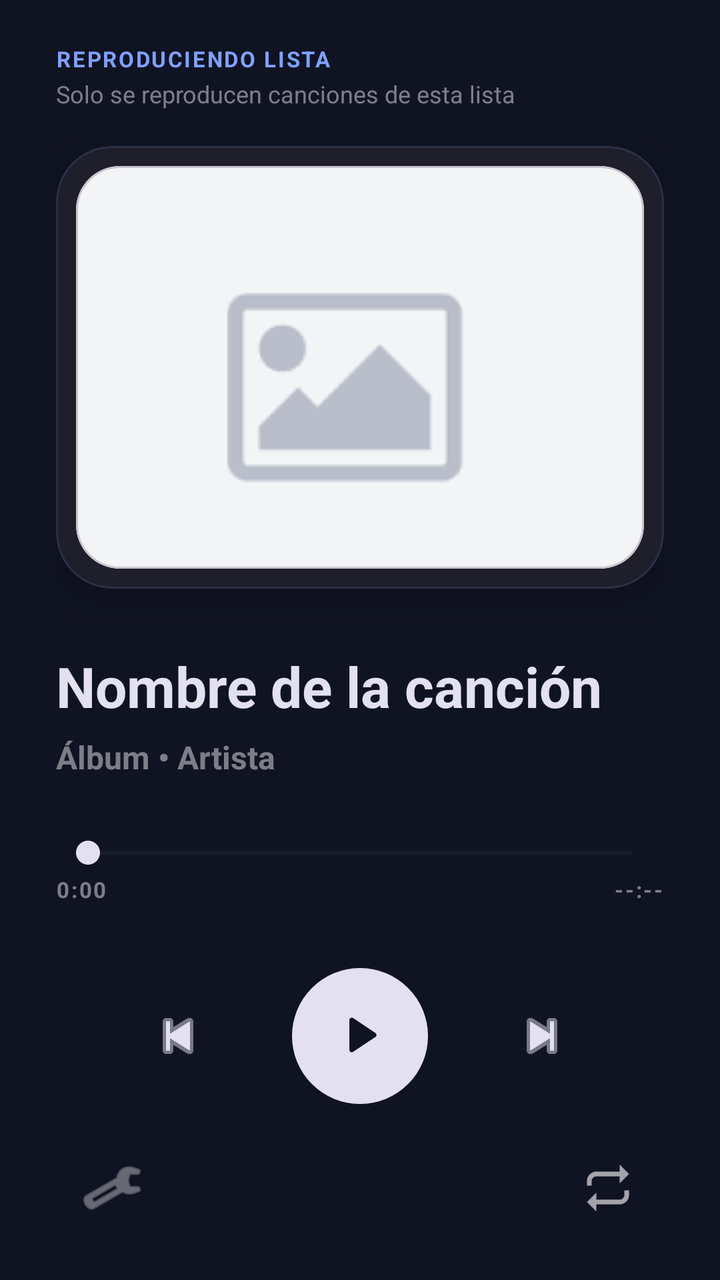
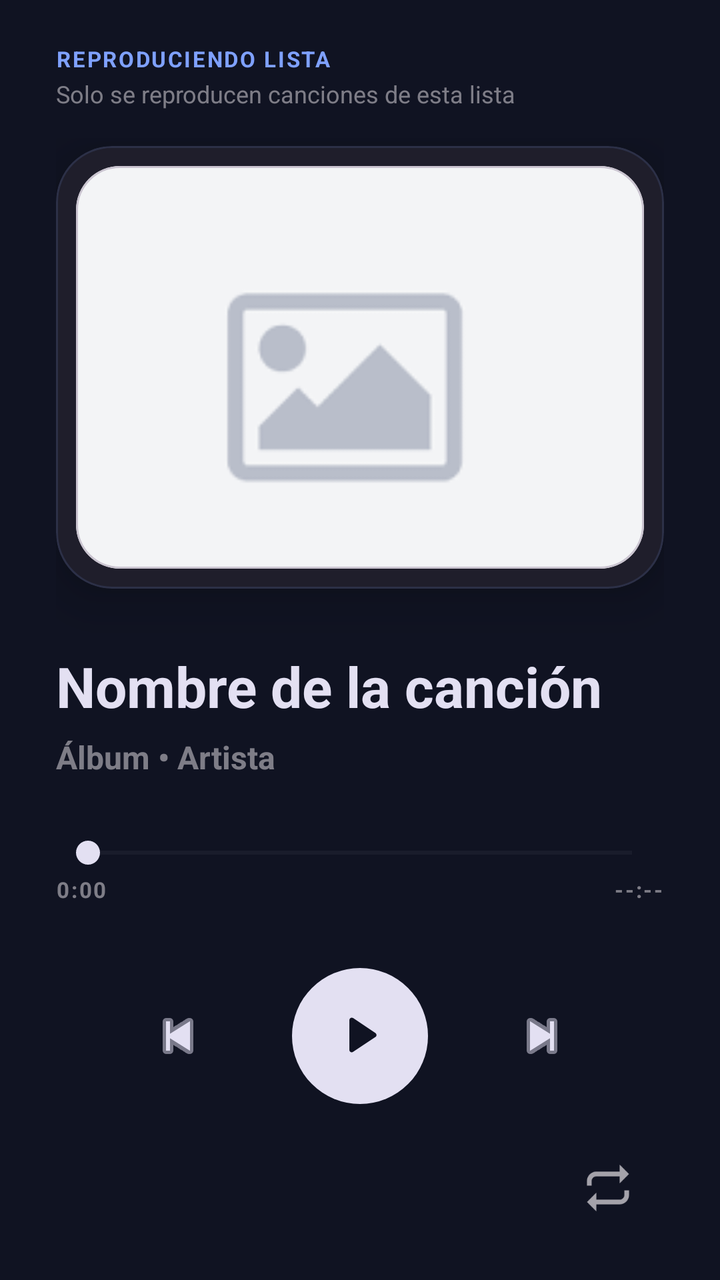

The first picture is an Android layout as it rendered before a commit; the second is the same layout after the commit. The layout source and the unified diff follow.
<!-- AndroidManifest.xml: application theme Theme.FDPDPlayer -->
<!-- res/layout/fragment_cancion_en_lista.xml -->
<?xml version="1.0" encoding="utf-8"?>
<LinearLayout xmlns:android="http://schemas.android.com/apk/res/android"
    xmlns:app="http://schemas.android.com/apk/res-auto"
    xmlns:tools="http://schemas.android.com/tools"
    android:layout_width="match_parent"
    android:layout_height="match_parent"
    android:background="#101322"
    android:orientation="vertical"
    android:paddingStart="28dp"
    android:paddingTop="22dp"
    android:paddingEnd="28dp"
    android:paddingBottom="22dp"
    tools:context=".fragments.internalFragments.itemFragments.CancionEnListaFragment">

    <LinearLayout
        android:layout_width="match_parent"
        android:layout_height="wrap_content"
        android:gravity="center_vertical"
        android:orientation="vertical"
        android:layout_marginBottom="14dp">

        <TextView
            android:id="@+id/tvEtiquetaLista"
            android:layout_width="match_parent"
            android:layout_height="wrap_content"
            android:text="REPRODUCIENDO LISTA"
            android:textColor="#7FA1FF"
            android:textSize="11sp"
            android:textStyle="bold"
            android:letterSpacing="0.08" />

        <TextView
            android:id="@+id/tvSubEtiquetaLista"
            android:layout_width="match_parent"
            android:layout_height="wrap_content"
            android:layout_marginTop="2dp"
            android:text="Solo se reproducen canciones de esta lista"
            android:textColor="#99C8C5CC"
            android:textSize="12sp" />

    </LinearLayout>

    <LinearLayout
        android:layout_width="match_parent"
        android:layout_height="0dp"
        android:layout_weight="1"
        android:gravity="center_horizontal"
        android:orientation="vertical">

        <com.google.android.material.card.MaterialCardView
            android:layout_width="match_parent"
            android:layout_height="0dp"
            android:layout_marginTop="4dp"
            android:layout_marginBottom="30dp"
            android:layout_weight="1"
            app:cardBackgroundColor="#1F1E2B"
            app:cardCornerRadius="28dp"
            app:cardElevation="14dp"
            app:strokeColor="#227FA1FF"
            app:strokeWidth="1dp">

            <FrameLayout
                android:layout_width="match_parent"
                android:layout_height="match_parent"
                android:padding="10dp">

                <com.google.android.material.card.MaterialCardView
                    android:layout_width="match_parent"
                    android:layout_height="match_parent"
                    app:cardBackgroundColor="#0D0D19"
                    app:cardCornerRadius="22dp"
                    app:cardElevation="0dp">

                    <ImageView
                        android:id="@+id/ivCaratula"
                        android:layout_width="match_parent"
                        android:layout_height="match_parent"
                        android:scaleType="centerCrop"
                        android:src="@drawable/imagenotfound" />

                </com.google.android.material.card.MaterialCardView>

            </FrameLayout>

        </com.google.android.material.card.MaterialCardView>

        <TextView
            android:id="@+id/tvNombreCancion"
            android:layout_width="match_parent"
            android:layout_height="wrap_content"
            android:ellipsize="end"
            android:maxLines="1"
            android:text="Nombre de la canción"
            android:textColor="#E3E0F2"
            android:textSize="28sp"
            android:textStyle="bold" />

        <TextView
            android:id="@+id/tvSubCancion"
            android:layout_width="match_parent"
            android:layout_height="wrap_content"
            android:layout_marginTop="6dp"
            android:ellipsize="end"
            android:maxLines="1"
            android:text="Álbum • Artista"
            android:textColor="#99C8C5CC"
            android:textSize="16sp"
            android:textStyle="bold" />

        <SeekBar
            android:id="@+id/seekBarProgreso"
            android:layout_width="match_parent"
            android:layout_height="wrap_content"
            android:layout_marginTop="28dp"
            android:max="100"
            android:progress="0"
            android:progressBackgroundTint="#26FFFFFF"
            android:progressTint="#7FA1FF"
            android:splitTrack="false"
            android:thumbTint="#E3E0F2" />

        <LinearLayout
            android:layout_width="match_parent"
            android:layout_height="wrap_content"
            android:layout_marginTop="2dp"
            android:gravity="center_vertical"
            android:orientation="horizontal">

            <TextView
                android:id="@+id/tvTiempoActual"
                android:layout_width="0dp"
                android:layout_height="wrap_content"
                android:layout_weight="1"
                android:letterSpacing="0.08"
                android:text="0:00"
                android:textColor="#99C8C5CC"
                android:textSize="11sp"
                android:textStyle="bold" />

            <TextView
                android:id="@+id/tvTiempoFinal"
                android:layout_width="wrap_content"
                android:layout_height="wrap_content"
                android:letterSpacing="0.08"
                android:text="--:--"
                android:textColor="#99C8C5CC"
                android:textSize="11sp"
                android:textStyle="bold" />

        </LinearLayout>

        <LinearLayout
            android:layout_width="match_parent"
            android:layout_height="wrap_content"
            android:layout_marginTop="32dp"
            android:gravity="center"
            android:orientation="horizontal">

            <ImageButton
                android:id="@+id/btnAnterior"
                android:layout_width="58dp"
                android:layout_height="58dp"
                android:layout_marginEnd="28dp"
                android:background="@android:color/transparent"
                android:contentDescription="Canción anterior"
                android:padding="10dp"
                android:src="@android:drawable/ic_media_previous"
                app:tint="#E3E0F2" />

            <com.google.android.material.button.MaterialButton
                android:id="@+id/btnPlayPause"
                android:layout_width="68dp"
                android:layout_height="68dp"
                android:gravity="center"
                android:insetLeft="0dp"
                android:insetTop="0dp"
                android:insetRight="0dp"
                android:insetBottom="0dp"
                android:minWidth="0dp"
                android:minHeight="0dp"
                android:padding="0dp"
                android:text=""
                app:backgroundTint="#E3E0F2"
                app:cornerRadius="34dp"
                app:elevation="8dp"
                app:icon="@drawable/ic_player_play"
                app:iconGravity="textStart"
                app:iconPadding="0dp"
                app:iconSize="34dp"
                app:iconTint="#101322" />

            <ImageButton
                android:id="@+id/btnSiguiente"
                android:layout_width="58dp"
                android:layout_height="58dp"
                android:layout_marginStart="28dp"
                android:background="@android:color/transparent"
                android:contentDescription="Siguiente canción"
                android:padding="10dp"
                android:src="@android:drawable/ic_media_next"
                app:tint="#E3E0F2" />

        </LinearLayout>

    </LinearLayout>

    <LinearLayout
        android:layout_width="match_parent"
        android:layout_height="wrap_content"
        android:layout_marginTop="18dp"
        android:gravity="center_vertical"
        android:orientation="horizontal"
        android:paddingStart="4dp"
        android:paddingEnd="4dp">

        <ImageButton
            android:id="@+id/btnConfigurar"
            android:layout_width="48dp"
            android:layout_height="48dp"
            android:background="@android:color/transparent"
            android:contentDescription="Configurar canción"
            android:padding="11dp"
            android:src="@android:drawable/ic_menu_manage"
            app:tint="#CCC8C5CC" />

        <View
            android:layout_width="0dp"
            android:layout_height="1dp"
            android:layout_weight="1" />

        <ImageButton
            android:id="@+id/btnModoReproduccion"
            android:layout_width="48dp"
            android:layout_height="48dp"
            android:background="@android:color/transparent"
            android:contentDescription="Modo de reproducción"
            android:padding="11dp"
            android:src="@drawable/ic_repeat"
            app:tint="#CCC8C5CC" />

    </LinearLayout>

</LinearLayout>
<!-- resources referenced by this layout -->
<resources>
  <!-- drawable ic_player_play (drawable) -->
  <?xml version="1.0" encoding="utf-8"?>
  <vector xmlns:android="http://schemas.android.com/apk/res/android"
      android:width="32dp"
      android:height="32dp"
      android:viewportWidth="32"
      android:viewportHeight="32">
  
      <path
          android:fillColor="#FFFFFFFF"
          android:pathData="M11,8.5C11,7.6 12,7.05 12.75,7.55L23.25,14.55C23.95,15.02 23.95,16.02 23.25,16.49L12.75,23.49C12,23.99 11,23.45 11,22.55V8.5Z" />
  
  </vector>
  <!-- drawable ic_repeat (drawable) -->
  <?xml version="1.0" encoding="utf-8"?>
  <vector xmlns:android="http://schemas.android.com/apk/res/android"
      android:width="28dp"
      android:height="28dp"
      android:viewportWidth="24"
      android:viewportHeight="24">
  
      <path
          android:fillColor="#FFFFFFFF"
          android:pathData="M7,7H17V10L21,6L17,2V5H7C4.79,5 3,6.79 3,9V11H5V9C5,7.9 5.9,7 7,7ZM17,17H7V14L3,18L7,22V19H17C19.21,19 21,17.21 21,15V13H19V15C19,16.1 18.1,17 17,17Z" />
  
  </vector>
  <!-- drawable imagenotfound: png bitmap (drawable, 809 bytes) -->
  <style name="Theme.FDPDPlayer" parent="Base.Theme.FDPDPlayer" />
  <style name="Base.Theme.FDPDPlayer" parent="Theme.Material3.DayNight.NoActionBar">
          
          
      </style>
</resources>

<!-- the commit's change to res/layout/fragment_cancion_en_lista.xml (unified diff, before → after) -->
@@ -213,16 +213,6 @@
         android:paddingStart="4dp"
         android:paddingEnd="4dp">
 
-        <ImageButton
-            android:id="@+id/btnConfigurar"
-            android:layout_width="48dp"
-            android:layout_height="48dp"
-            android:background="@android:color/transparent"
-            android:contentDescription="Configurar canción"
-            android:padding="11dp"
-            android:src="@android:drawable/ic_menu_manage"
-            app:tint="#CCC8C5CC" />
-
         <View
             android:layout_width="0dp"
             android:layout_height="1dp"
